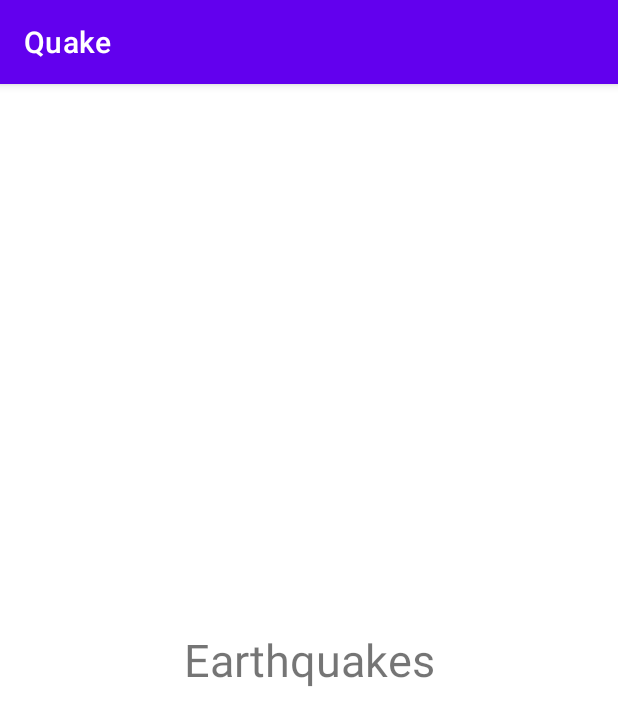
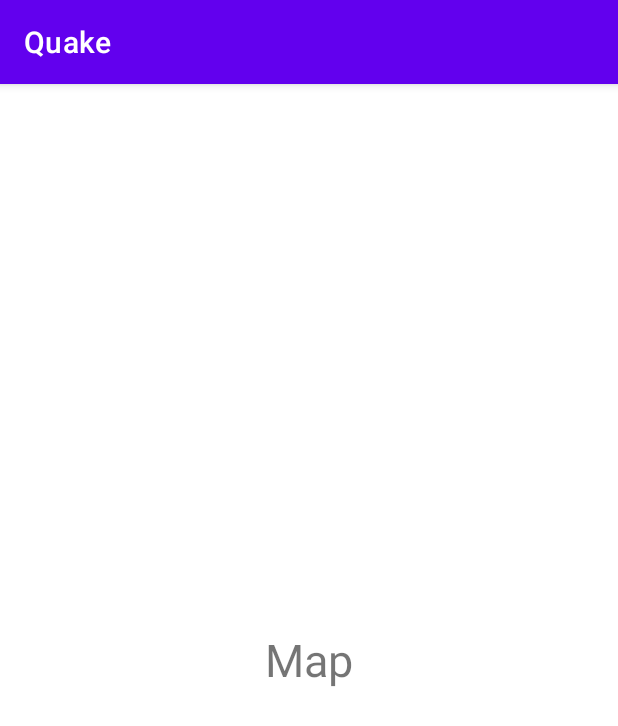
Before and after one commit to laurazp/quake_android, an Android app: the fragment MapFragment shown on its own in the app's theme, on a phone screen of 412 x 824 dp. Shown: the top 726 px of the screen. Run offline under Robolectric (Android 15) with nearby library versions, the phone set to English and light mode, and no system bars; network calls fail.

Commit message:
TabBar updated with fragments

```diff
--- a/app/src/main/java/com/example/quake/HomeFragment.kt
+++ b/app/src/main/java/com/example/quake/TabBar/MapFragment.kt
@@ -1,18 +1,21 @@
-package com.example.quake
+package com.example.quake.TabBar
 
 import android.os.Bundle
 import androidx.fragment.app.Fragment
 import android.view.LayoutInflater
 import android.view.View
 import android.view.ViewGroup
+import com.example.quake.R
 
-class HomeFragment : Fragment() {
+class MapFragment : Fragment() {
 
     override fun onCreateView(
         inflater: LayoutInflater, container: ViewGroup?,
         savedInstanceState: Bundle?
+
+
     ): View? {
         // Inflate the layout for this fragment
-        return inflater.inflate(R.layout.fragment_home, container, false)
+        return inflater.inflate(R.layout.activity_map, container, false)
     }
 }
--- /dev/null
+++ b/app/src/main/java/com/example/quake/TabBar/TabPageAdapter.kt
@@ -0,0 +1,20 @@
+package com.example.quake.TabBar
+
+import androidx.fragment.app.Fragment
+import androidx.fragment.app.FragmentActivity
+import androidx.viewpager2.adapter.FragmentStateAdapter
+
+class TabPageAdapter(activity: FragmentActivity, private val tabCount: Int): FragmentStateAdapter(activity) {
+    override fun getItemCount(): Int {
+        return tabCount
+    }
+
+    override fun createFragment(position: Int): Fragment {
+        return when (position) {
+            0 -> HomeFragment()
+            1 -> MapFragment()
+            2 -> SettingsFragment()
+            else -> HomeFragment()
+        }
+    }
+}
--- a/app/src/main/res/layout/activity_earthquakes.xml
+++ b/app/src/main/res/layout/activity_earthquakes.xml
@@ -48,6 +48,7 @@
             app:tabGravity="fill"
             app:tabMode="fixed"
             android:background="@color/black"
+            app:tabTextColor="@color/white"
             app:tabIndicatorColor="?colorPrimary"
             app:layout_constraintBottom_toBottomOf="parent" >
 
--- a/app/src/main/res/layout/activity_map.xml
+++ b/app/src/main/res/layout/activity_map.xml
@@ -6,4 +6,12 @@
     android:layout_height="match_parent"
     tools:context=".Map">
 
+    <TextView
+        android:layout_width="match_parent"
+        android:layout_height="match_parent"
+        android:text="Map"
+        android:textSize="30sp"
+        android:textAlignment="center"
+        android:gravity="center" />>
+
 </androidx.constraintlayout.widget.ConstraintLayout>
--- a/app/src/main/res/layout/fragment_home.xml
+++ b/app/src/main/res/layout/fragment_home.xml
@@ -3,7 +3,7 @@
     xmlns:tools="http://schemas.android.com/tools"
     android:layout_width="match_parent"
     android:layout_height="match_parent"
-    tools:context=".HomeFragment">
+    tools:context=".TabBar.HomeFragment">
 
     <TextView
         android:layout_width="match_parent"
--- a/app/src/main/res/layout/fragment_map.xml
+++ b/app/src/main/res/layout/fragment_map.xml
@@ -3,7 +3,7 @@
     xmlns:tools="http://schemas.android.com/tools"
     android:layout_width="match_parent"
     android:layout_height="match_parent"
-    tools:context=".MapFragment">
+    tools:context=".TabBar.MapFragment">
 
     <TextView
         android:layout_width="match_parent"
--- a/app/src/main/res/layout/fragment_settings.xml
+++ b/app/src/main/res/layout/fragment_settings.xml
@@ -3,7 +3,7 @@
     xmlns:tools="http://schemas.android.com/tools"
     android:layout_width="match_parent"
     android:layout_height="match_parent"
-    tools:context=".SettingsFragment">
+    tools:context=".TabBar.SettingsFragment">
 
     <TextView
         android:layout_width="match_parent"
```
Also changed, not shown: app/src/main/AndroidManifest.xml (+14 -0 lines), app/src/main/java/com/example/quake/Earthquakes.kt (+28 -0 lines), app/src/main/java/com/example/quake/TabBar/HomeFragment.kt (renamed from app/src/main/java/com/example/quake/SettingsFragment.kt, +4 -3 lines), app/src/main/java/com/example/quake/TabBar/SettingsFragment.kt (renamed from app/src/main/java/com/example/quake/MapFragment.kt, +4 -3 lines), app/src/main/res/layout/activity_settings.xml (+8 -0 lines).
